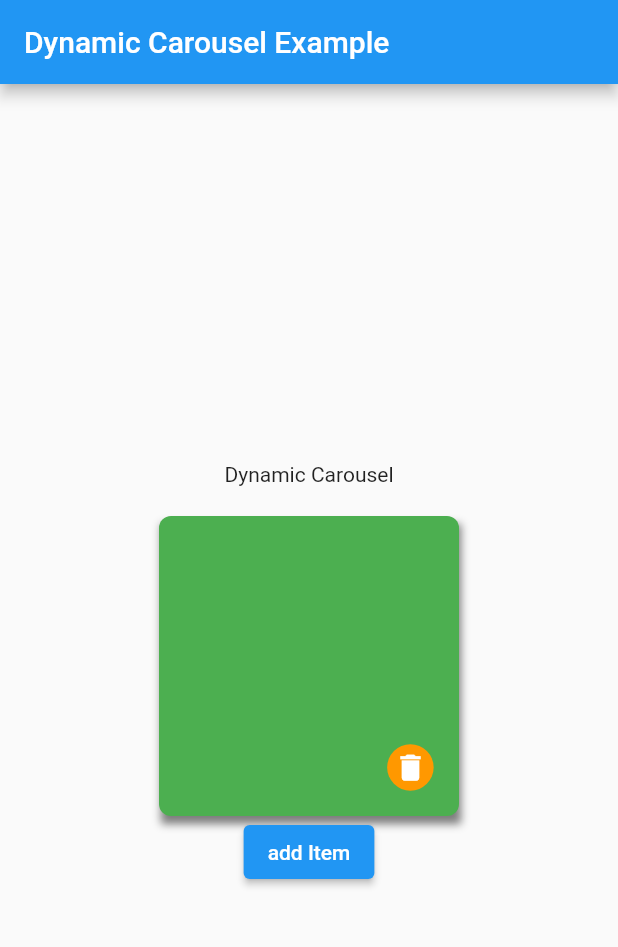
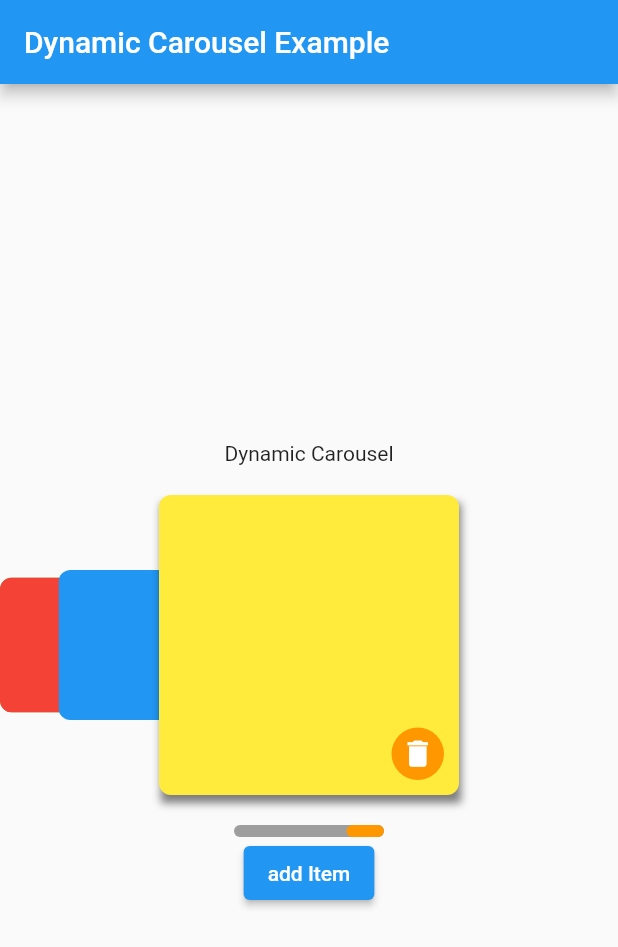
Before and after one commit to AnthonyAniobi/Dynamic_Carousel, a Flutter app: the screen it shows after launch, on a phone screen of 412 x 824 dp. Shown: the top 947 px of the screen. Run offline on Flutter 3.47's test engine with Material 2 defaults, Android fonts, the phone set to English and light mode, and no system bars.

```diff
--- a/example/lib/main.dart
+++ b/example/lib/main.dart
@@ -35,6 +35,21 @@ class _MyHomePageState extends State<MyHomePage> {
       width: double.maxFinite,
       height: double.maxFinite,
       color: Colors.green,
+    ),
+    Container(
+      width: double.maxFinite,
+      height: double.maxFinite,
+      color: Colors.red,
+    ),
+    Container(
+      width: double.maxFinite,
+      height: double.maxFinite,
+      color: Colors.blue,
+    ),
+    Container(
+      width: double.maxFinite,
+      height: double.maxFinite,
+      color: Colors.yellow,
     ),
   ];
 
--- a/lib/src/carousel_item.dart
+++ b/lib/src/carousel_item.dart
@@ -13,6 +13,7 @@ class CarouselItem extends StatelessWidget {
     required this.forward,
     required this.animation,
     required this.data,
+    this.onDeleteWidget,
     this.smallestFraction = 0.9,
     required this.onDelete,
   });
@@ -27,6 +28,7 @@ class CarouselItem extends StatelessWidget {
   final CarouselData data;
   final double smallestFraction;
   final Function onDelete;
+  final Widget? onDeleteWidget;
 
   @override
   Widget build(BuildContext context) {
@@ -49,8 +51,13 @@ class CarouselItem extends StatelessWidget {
             children: [
               data.item,
               if (data.currentPos.isCurrent)
-                Align(
-                  alignment: const Alignment(0.8, 0.8),
+                Positioned(
+                  bottom: 10,
+                  right: 10,
+                  child: onDeleteWidget ??
+                      SizedBox(
+                        width: 35,
+                        height: 35,
                         child: InkWell(
                           onTap: () {
                             onDelete();
@@ -65,6 +72,7 @@ class CarouselItem extends StatelessWidget {
                               Icons.delete,
                               color: Colors.white,
                               size: 23,
+                            ),
                           ),
                         ),
                       ),
--- a/lib/src/dynamic_carousel_widget.dart
+++ b/lib/src/dynamic_carousel_widget.dart
@@ -15,19 +15,59 @@ class DynamicCarousel extends StatefulWidget {
     this.smallItemHeight = 100,
     this.trackBarProperties,
     this.animationDuration,
+    this.onDeleteWidget,
     required this.onDelete,
     required this.children,
   });
 
+  /// [width] of the entire carousel. If no value is provided, the carousel
+  /// assumes the maximum width of the parent widget
   final double width;
+
+  /// [height] of the entire carousel (including height of slider). The
+  /// default height of the carousel is 200 pixels
   final double height;
+
+  /// [bigItemHeight] defines the height of the item of the carousel in focus.
+  /// The default value is 200 pixels
   final double bigItemHeight;
+
+  /// [bigItemWidth] defines the widht of the item of the carousel in focus.
+  /// The default value is 200 pixels
   final double bigItemWidth;
+
+  /// [smallItemWidth] defines the width of the shrinked carousel item.
+  /// The default value is 100 pixels
   final double smallItemWidth;
+
+  /// [smallItemHeight] defines the height of the shrinked carousel item.
+  /// The default value is 100 pixels
   final double smallItemHeight;
+
+  /// [TrackBarProperties] defines the properties of the slider. The slider is
+  /// only visible when the carousel contains two or more items. The
+  /// [TrackBarProperties] specifies the [width], [height] and [color] of the
+  /// slider and background trackbar.
   final TrackBarProperties? trackBarProperties;
+
+  /// [animationDuration] specifies the [Duration] of the carousel slider
   final Duration? animationDuration;
+
+  /// [onDelete] is a callback triggered when the delete icon is clicked on
+  /// an item on the carousel.
+  ///
+  /// [onDelete] recieves an integer ([int]) which is the index of the deleted
+  /// carousel item.
   final Function(int) onDelete;
+
+  /// [onDeleteWidget] defines a new widget to replace the default delete icon
+  ///  on the carousel item.
+  ///
+  /// **Note:** overriding this method means the overriding the [onDelete]
+  /// callback.
+  final Widget? onDeleteWidget;
+
+  /// [children] is a list of widgets which are displayed in the carousel
   List<Widget> children;
 
   @override
@@ -149,6 +189,7 @@ class _DynamicCarouselState extends State<DynamicCarousel>
           animation: 1 - controller.value,
           forward: activePage > previousPage,
           startAnimating: controller.isAnimating,
+          onDeleteWidget: widget.onDeleteWidget,
           onDelete: () {
             setState(() {
               widget.onDelete(activePage);
--- a/lib/src/models.dart
+++ b/lib/src/models.dart
@@ -1,10 +1,11 @@
 import 'package:dynamic_carousel/src/enums.dart';
 import 'package:flutter/material.dart';
 
-class Data {}
+class CarouselData {
+  /// the carousel widget item
+  final Widget item;
 
-class CarouselData {
-  final Widget item;
+  /// the current position of the item in the carousel
   PagePos currentPos;
 
   CarouselData(this.item, this.currentPos);
```
Also changed, not shown: 2 other files. Lines whose indentation alone changed are shown as unchanged.
